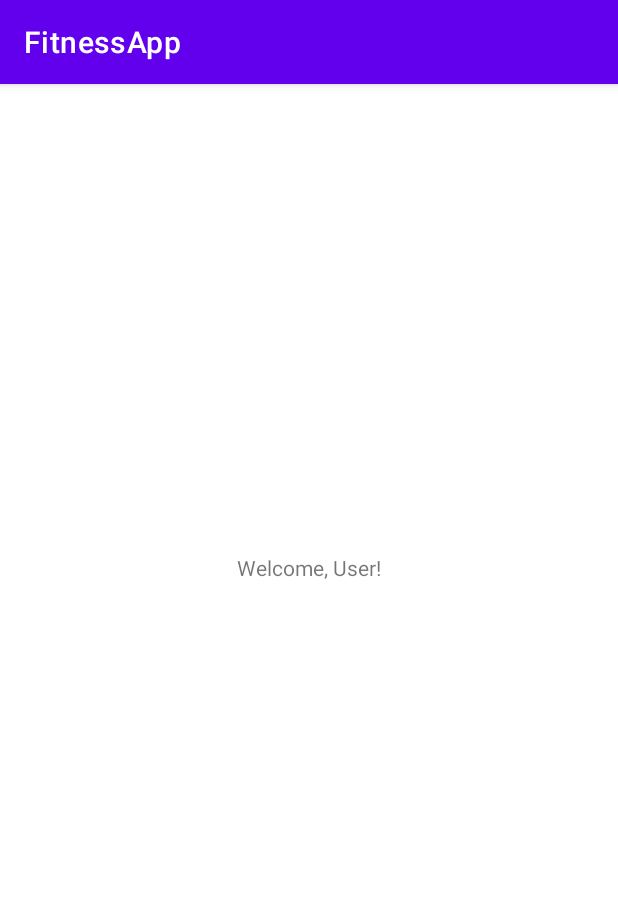
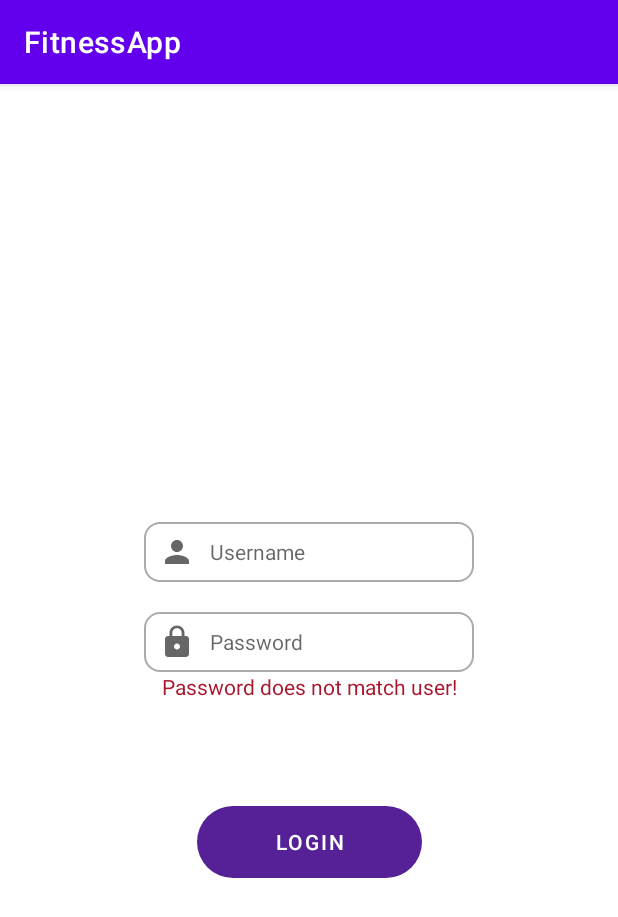
Before and after one commit to tabanezjoao/SIMProject, an Android app: the screen it shows after launch (MainActivity), after a tap on "LOGIN", on a phone screen of 412 x 824 dp. Shown: the top 917 px of the screen. Run offline under Robolectric (Android 15) with nearby library versions, the phone set to English and light mode, and no system bars.

Commit message:
Database to deal with login and register

```diff
--- a/FitnessApp/app/src/main/java/com/example/fitnessapp/database/entities.kt
+++ b/FitnessApp/app/src/main/java/com/example/fitnessapp/database/entities.kt
@@ -3,7 +3,7 @@ import android.graphics.Bitmap
 import androidx.room.*
 
 
-@Entity(tableName = "users", indices = [Index(value = ["name"],  unique = true)])
+@Entity(tableName = "users", indices = [Index(value = ["username"],  unique = true)])
 data class User(
     @PrimaryKey(autoGenerate = true)
     val userId : Long? = null,
--- a/FitnessApp/app/src/main/res/layout/activity_login.xml
+++ b/FitnessApp/app/src/main/res/layout/activity_login.xml
@@ -52,7 +52,7 @@
         android:layout_height="48dp"
         android:background="@drawable/custom_button"
         android:text="@string/login"
-        android:onClick="loginSucceded"
+        android:onClick="loginProceed"
         app:backgroundTint="#562197"
         app:layout_constraintBottom_toTopOf="@id/forgot_password_message"
         app:layout_constraintLeft_toLeftOf="parent"
--- a/FitnessApp/app/src/main/res/layout/activity_login_proceed.xml
+++ b/FitnessApp/app/src/main/res/layout/activity_login_proceed.xml
@@ -6,4 +6,72 @@
     android:layout_height="match_parent">
 
 
+    <EditText
+        android:id="@+id/editTextUsernameLogin"
+        android:layout_width="220dp"
+        android:layout_height="40dp"
+        android:ems="10"
+        android:hint="@string/username"
+        android:background="@drawable/custom_input"
+        android:inputType="textPersonName"
+        android:textSize="14sp"
+        android:drawablePadding="10dp"
+        android:paddingStart="10dp"
+        android:drawableStart="@drawable/ic_person"
+        tools:layout_editor_absoluteX="95dp"
+        tools:layout_editor_absoluteY="183dp"
+        app:layout_constraintTop_toTopOf="parent"
+        app:layout_constraintLeft_toLeftOf="parent"
+        app:layout_constraintRight_toRightOf="parent"
+        app:layout_constraintBottom_toTopOf="@+id/editTextPasswordLogin"
+        app:layout_constraintVertical_chainStyle="packed"
+        app:layout_constraintVertical_bias="0.55"
+        android:layout_marginBottom="20dp"/>
+
+    <EditText
+        android:id="@+id/editTextPasswordLogin"
+        android:layout_width="220dp"
+        android:layout_height="40dp"
+        android:ems="10"
+        android:hint="@string/Password"
+        android:background="@drawable/custom_input"
+        android:drawablePadding="10dp"
+        android:paddingStart="10dp"
+        android:textSize="14sp"
+        android:drawableStart="@drawable/ic_lock"
+        android:inputType="textPassword"
+        app:layout_constraintTop_toBottomOf="@id/editTextUsernameLogin"
+        app:layout_constraintLeft_toLeftOf="parent"
+        app:layout_constraintRight_toRightOf="parent"
+        app:layout_constraintBottom_toTopOf="@id/passwordIncorrect" />
+
+    <TextView
+        android:id="@+id/passwordIncorrect"
+        android:layout_width="wrap_content"
+        android:layout_height="wrap_content"
+        android:text="Password does not match user!"
+        android:visibility="visible"
+        android:textColor="#AA162C"
+        app:layout_constraintTop_toBottomOf="@id/editTextPasswordLogin"
+        app:layout_constraintLeft_toLeftOf="parent"
+        app:layout_constraintRight_toRightOf="parent"
+        app:layout_constraintBottom_toTopOf="@+id/button_login_proceeed"
+        android:layout_marginBottom="70dp"/>
+
+    <Button
+        android:id="@+id/button_login_proceeed"
+        android:layout_width="150dp"
+        android:layout_height="wrap_content"
+        android:text="Login"
+        android:background="@drawable/custom_button"
+        tools:layout_editor_absoluteX="158dp"
+        tools:layout_editor_absoluteY="397dp"
+        app:backgroundTint="#562197"
+        app:layout_constraintTop_toBottomOf="@id/passwordIncorrect"
+        app:layout_constraintLeft_toLeftOf="parent"
+        app:layout_constraintRight_toRightOf="parent"
+        app:layout_constraintBottom_toBottomOf="parent"
+        android:onClick="loginSucceed"/>
+
+
 </androidx.constraintlayout.widget.ConstraintLayout>
```
Also changed, not shown: FitnessApp/app/src/main/java/com/example/fitnessapp/MainActivity.kt (+44 -10 lines), FitnessApp/app/src/main/java/com/example/fitnessapp/database/DAO.kt (+10 -0 lines).
